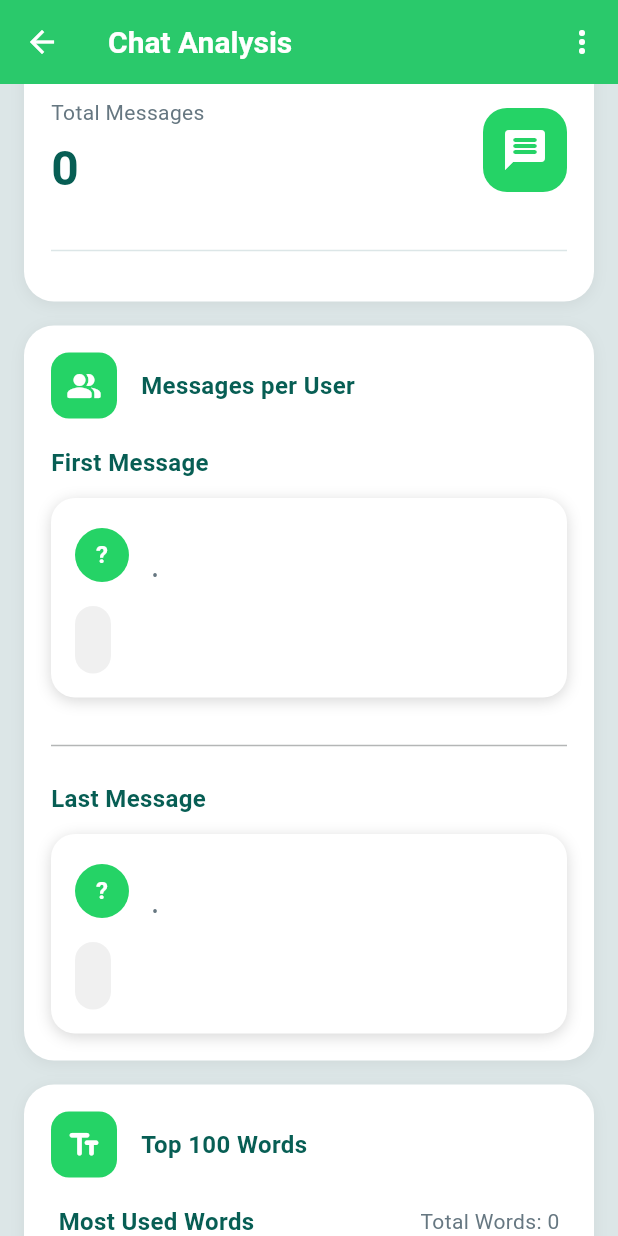
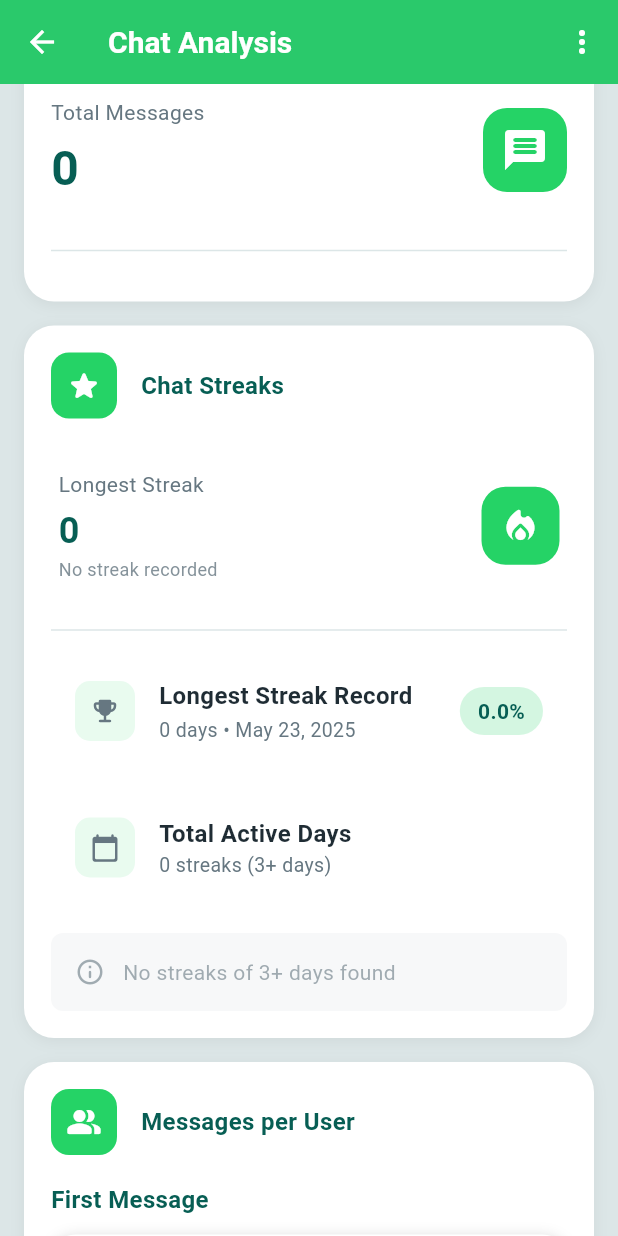
Before and after one commit to dyingpotato890/Chatlytics, a Flutter app: the AnalysisPage screen opened directly with empty values, scrolled down 576 dp, on a phone screen of 412 x 824 dp. Run offline on Flutter 3.47's test engine with Material 3 defaults, Android fonts, the phone set to English and light mode, and no system bars; our stand-ins replace file_picker; missing offline and left inert: flutter_archive; accounts and stored records are empty.

Commit message:
add streaks widget

```diff
--- a/lib/models/data.dart
+++ b/lib/models/data.dart
@@ -1,4 +1,5 @@
 import 'package:chatlytics/models/message.dart';
+import 'package:chatlytics/models/streak_info.dart';
 
 class Data {
   int messageCount;
@@ -16,6 +17,9 @@ class Data {
   Map<String, int> monthCount;
   Map<String, int> weekCount;
   Map<String, int> yearCount;
+  int highestDayStreak;
+  StreakInfo? longestStreak;
+  List<StreakInfo> allStreaks;
 
   Data({
     required this.messageCount,
@@ -33,5 +37,8 @@ class Data {
     required this.monthCount,
     required this.weekCount,
     required this.yearCount,
+    required this.highestDayStreak,
+    this.longestStreak,
+    required this.allStreaks,
   });
 }
--- /dev/null
+++ b/lib/models/streak_info.dart
@@ -0,0 +1,11 @@
+class StreakInfo {
+  final int length;
+  final DateTime startDate;
+  final DateTime endDate;
+
+  StreakInfo({
+    required this.length,
+    required this.startDate,
+    required this.endDate,
+  });
+}
--- a/lib/pages/analysis_page.dart
+++ b/lib/pages/analysis_page.dart
@@ -10,6 +10,7 @@ import 'package:chatlytics/widgets/most_talked_hours.dart';
 import 'package:chatlytics/widgets/chats_per_months.dart';
 import 'package:chatlytics/widgets/overview.dart';
 import 'package:chatlytics/widgets/panel.dart';
+import 'package:chatlytics/widgets/streak.dart';
 import 'package:chatlytics/widgets/top_words.dart';
 import 'package:flutter/material.dart';
 
@@ -96,6 +97,14 @@ class _AnalysisPageState extends State<AnalysisPage> {
                 content: MessagesPerUserWidget(messageData: widget.messageData),
               ),
 
+              // Streaks
+              PanelWidget(
+                title: "Chat Streaks",
+                color: ColorUtils.whatsappLightBackground,
+                icon: Icons.star_rounded,
+                content: DayStreakWidget(messageData: widget.messageData),
+              ),
+
               // First And Last Messages
               PanelWidget(
                 title: "Messages per User",
--- a/lib/pages/home_page.dart
+++ b/lib/pages/home_page.dart
@@ -43,6 +43,9 @@ class _HomePageState extends State<HomePage> {
     yearCount: {},
     firstMessage: Message(date: '', time: '', sender: '', message: ''),
     lastMessage: Message(date: '', time: '', sender: '', message: ''),
+    highestDayStreak: 0,
+    longestStreak: null,
+    allStreaks: [],
   );
 
   Future<void> _pickFile() async {
--- /dev/null
+++ b/lib/widgets/streak.dart
@@ -0,0 +1,357 @@
+import 'package:chatlytics/models/streak_info.dart';
+import 'package:flutter/material.dart';
+import 'package:chatlytics/widgets/colors.dart';
+import 'package:chatlytics/models/data.dart';
+import 'package:intl/intl.dart';
+
+class DayStreakWidget extends StatelessWidget {
+  final Data messageData;
+
+  const DayStreakWidget({super.key, required this.messageData});
+
+  String _formatDateRange(DateTime start, DateTime end) {
+    final DateFormat formatter = DateFormat('MMM d, yyyy');
+    if (start.isAtSameMomentAs(end)) {
+      return formatter.format(start);
+    }
+    return '${formatter.format(start)} - ${formatter.format(end)}';
+  }
+
+  @override
+  Widget build(BuildContext context) {
+    final int highestStreak = messageData.highestDayStreak;
+    final int activeDays = messageData.activeDays;
+    final StreakInfo? longestStreak = messageData.longestStreak;
+    final List<StreakInfo> allStreaks = messageData.allStreaks;
+
+    // Filter streaks greater than 2 days and sort by length (descending)
+    final List<StreakInfo> significantStreaks =
+        allStreaks.where((streak) => streak.length > 2).toList()
+          ..sort((a, b) => b.length.compareTo(a.length));
+
+    // Calculate streak percentage relative to total active days
+    final double streakPercentage =
+        activeDays > 0 ? (highestStreak / activeDays) * 100 : 0;
+
+    return Column(
+      crossAxisAlignment: CrossAxisAlignment.start,
+      children: [
+        // Main streak header
+        Container(
+          width: double.infinity,
+          padding: const EdgeInsets.symmetric(vertical: 16, horizontal: 5),
+          child: Row(
+            mainAxisAlignment: MainAxisAlignment.spaceBetween,
+            children: [
+              Column(
+                crossAxisAlignment: CrossAxisAlignment.start,
+                children: [
+                  const Text(
+                    "Longest Streak",
+                    style: TextStyle(
+                      fontSize: 14,
+                      color: ColorUtils.whatsappSecondaryText,
+                    ),
+                  ),
+                  const SizedBox(height: 4),
+                  Text(
+                    "$highestStreak",
+                    style: const TextStyle(
+                      fontSize: 24,
+                      fontWeight: FontWeight.bold,
+                      color: ColorUtils.whatsappDarkGreen,
+                    ),
+                  ),
+                  Text(
+                    highestStreak > 0
+                        ? "Consecutive days"
+                        : "No streak recorded",
+                    style: TextStyle(
+                      fontSize: 12,
+                      color: ColorUtils.whatsappSecondaryText.withAlpha(204),
+                    ),
+                  ),
+                ],
+              ),
+              Container(
+                padding: const EdgeInsets.all(12),
+                decoration: BoxDecoration(
+                  color: ColorUtils.whatsappLightGreen,
+                  borderRadius: BorderRadius.circular(16),
+                ),
+                child: const Icon(
+                  Icons.local_fire_department_rounded,
+                  color: Colors.white,
+                  size: 28,
+                ),
+              ),
+            ],
+          ),
+        ),
+
+        const Divider(color: ColorUtils.whatsappDivider, height: 32),
+
+        // Longest Streak Details
+        if (longestStreak != null) ...[
+          Container(
+            margin: const EdgeInsets.only(bottom: 16),
+            padding: const EdgeInsets.all(16),
+            child: Row(
+              children: [
+                Container(
+                  padding: const EdgeInsets.all(10),
+                  decoration: BoxDecoration(
+                    color: ColorUtils.whatsappLightGreen.withAlpha(26),
+                    borderRadius: BorderRadius.circular(10),
+                  ),
+                  child: const Icon(
+                    Icons.emoji_events_rounded,
+                    size: 20,
+                    color: ColorUtils.whatsappSecondaryText,
+                  ),
+                ),
+                const SizedBox(width: 16),
+                Expanded(
+                  child: Column(
+                    crossAxisAlignment: CrossAxisAlignment.start,
+                    children: [
+                      Text(
+                        "Longest Streak Record",
+                        style: const TextStyle(
+                          fontSize: 16,
+                          fontWeight: FontWeight.w600,
+                          color: ColorUtils.whatsappTextColor,
+                        ),
+                      ),
+                      const SizedBox(height: 2),
+                      Text(
+                        "${longestStreak.length} days • ${_formatDateRange(longestStreak.startDate, longestStreak.endDate)}",
+                        style: const TextStyle(
+                          fontSize: 13,
+                          color: ColorUtils.whatsappSecondaryText,
+                        ),
+                      ),
+                    ],
+                  ),
+                ),
+                Container(
+                  padding: const EdgeInsets.symmetric(
+                    horizontal: 12,
+                    vertical: 6,
+                  ),
+                  decoration: BoxDecoration(
+                    color: ColorUtils.whatsappLightGreen.withAlpha(50),
+                    borderRadius: BorderRadius.circular(16),
+                  ),
+                  child: Text(
+                    "${streakPercentage.toStringAsFixed(1)}%",
+                    style: const TextStyle(
+                      fontSize: 14,
+                      fontWeight: FontWeight.bold,
+                      color: ColorUtils.whatsappDarkGreen,
+                    ),
+                  ),
+                ),
+              ],
+            ),
+          ),
+        ],
+
+        // Total Active Days with Streak Count
+        Container(
+          margin: const EdgeInsets.only(bottom: 20),
+          padding: const EdgeInsets.all(16),
+          child: Row(
+            children: [
+              Container(
+                padding: const EdgeInsets.all(10),
+                decoration: BoxDecoration(
+                  color: ColorUtils.whatsappLightGreen.withAlpha(26),
+                  borderRadius: BorderRadius.circular(10),
+                ),
+                child: const Icon(
+                  Icons.calendar_today_rounded,
+                  size: 20,
+                  color: ColorUtils.whatsappSecondaryText,
+                ),
+              ),
+              const SizedBox(width: 16),
+              Expanded(
+                child: Column(
+                  crossAxisAlignment: CrossAxisAlignment.start,
+                  children: [
+                    Text(
+                      "Total Active Days",
+                      style: const TextStyle(
+                        fontSize: 16,
+                        fontWeight: FontWeight.w600,
+                        color: ColorUtils.whatsappTextColor,
+                      ),
+                    ),
+                    Text(
+                      "${significantStreaks.length} streaks (3+ days)",
+                      style: const TextStyle(
+                        fontSize: 13,
+                        color: ColorUtils.whatsappSecondaryText,
+                      ),
+                    ),
+                  ],
+                ),
+              ),
+            ],
+          ),
+        ),
+
+        // Longest Streaks Section (3+ days only)
+        if (significantStreaks.isNotEmpty) ...[
+          Row(
+            mainAxisAlignment: MainAxisAlignment.spaceBetween,
+            children: [
+              const Text(
+                "Longest Streaks",
+                style: TextStyle(
+                  fontSize: 18,
+                  fontWeight: FontWeight.w600,
+                  color: ColorUtils.whatsappTextColor,
+                ),
+              ),
+              Text(
+                "${significantStreaks.length} total",
+                style: TextStyle(
+                  fontSize: 14,
+                  color: ColorUtils.whatsappSecondaryText.withAlpha(153),
+                ),
+              ),
+            ],
+          ),
+          const SizedBox(height: 12),
+
+          // Show top streaks (3+ days only)
+          ...significantStreaks.take(8).toList().asMap().entries.map((entry) {
+            int index = entry.key;
+            StreakInfo streak = entry.value;
+            bool isLongest = index == 0; // First in sorted list is longest
+
+            return Container(
+              margin: const EdgeInsets.only(bottom: 8),
+              padding: const EdgeInsets.all(12),
+              decoration: BoxDecoration(
+                color:
+                    isLongest
+                        ? ColorUtils.whatsappLightGreen.withAlpha(26)
+                        : ColorUtils.whatsappSecondaryText.withAlpha(13),
+                borderRadius: BorderRadius.circular(8),
+                border:
+                    isLongest
+                        ? Border.all(
+                          color: ColorUtils.whatsappLightGreen.withAlpha(76),
+                          width: 1,
+                        )
+                        : null,
+              ),
+              child: Row(
+                children: [
+                  Container(
+                    width: 24,
+                    height: 24,
+                    decoration: BoxDecoration(
+                      color:
+                          isLongest
+                              ? ColorUtils.whatsappLightGreen
+                              : ColorUtils.whatsappSecondaryText.withAlpha(76),
+                      borderRadius: BorderRadius.circular(12),
+                    ),
+                    child: Center(
+                      child:
+                          isLongest
+                              ? const Icon(
+                                Icons.emoji_events_rounded,
+                                size: 14,
+                                color: Colors.white,
+                              )
+                              : Text(
+                                "${index + 1}",
+                                style: const TextStyle(
+                                  fontSize: 12,
+                                  fontWeight: FontWeight.bold,
+                                  color: Colors.white,
+                                ),
+                              ),
+                    ),
+                  ),
+                  const SizedBox(width: 12),
+                  Expanded(
+                    child: Column(
+                      crossAxisAlignment: CrossAxisAlignment.start,
+                      children: [
+                        Text(
+                          "${streak.length} days",
+                          style: TextStyle(
+                            fontSize: 14,
+                            fontWeight: FontWeight.w600,
+                            color:
+                                isLongest
+                                    ? ColorUtils.whatsappTextColor
+                                    : ColorUtils.whatsappSecondaryText,
+                          ),
+                        ),
+                        Text(
+                          _formatDateRange(streak.startDate, streak.endDate),
+                          style: TextStyle(
+                            fontSize: 12,
+                            color: ColorUtils.whatsappSecondaryText.withAlpha(
+                              179,
+                            ),
+                          ),
+                        ),
+                      ],
+                    ),
+                  ),
+                ],
+              ),
+            );
+          }).toList(),
+
+          if (significantStreaks.length > 8) ...[
+            const SizedBox(height: 8),
+            Center(
+              child: Text(
+                "... and ${significantStreaks.length - 8} more streaks",
+                style: TextStyle(
+                  fontSize: 12,
+                  color: ColorUtils.whatsappSecondaryText.withAlpha(153),
+                  fontStyle: FontStyle.italic,
+                ),
+              ),
+            ),
+          ],
+        ] else ...[
+          Container(
+            padding: const EdgeInsets.all(16),
+            decoration: BoxDecoration(
+              color: ColorUtils.whatsappSecondaryText.withAlpha(13),
+              borderRadius: BorderRadius.circular(8),
+            ),
+            child: Row(
+              children: [
+                Icon(
+                  Icons.info_outline_rounded,
+                  color: ColorUtils.whatsappSecondaryText.withAlpha(153),
+                  size: 20,
+                ),
+                const SizedBox(width: 12),
+                Text(
+                  "No streaks of 3+ days found",
+                  style: TextStyle(
+                    fontSize: 14,
+                    color: ColorUtils.whatsappSecondaryText.withAlpha(153),
+                  ),
+                ),
+              ],
+            ),
+          ),
+        ],
+      ],
+    );
+  }
+}
```
Also changed, not shown: lib/services/whatsapp.dart (+98 -0 lines).
